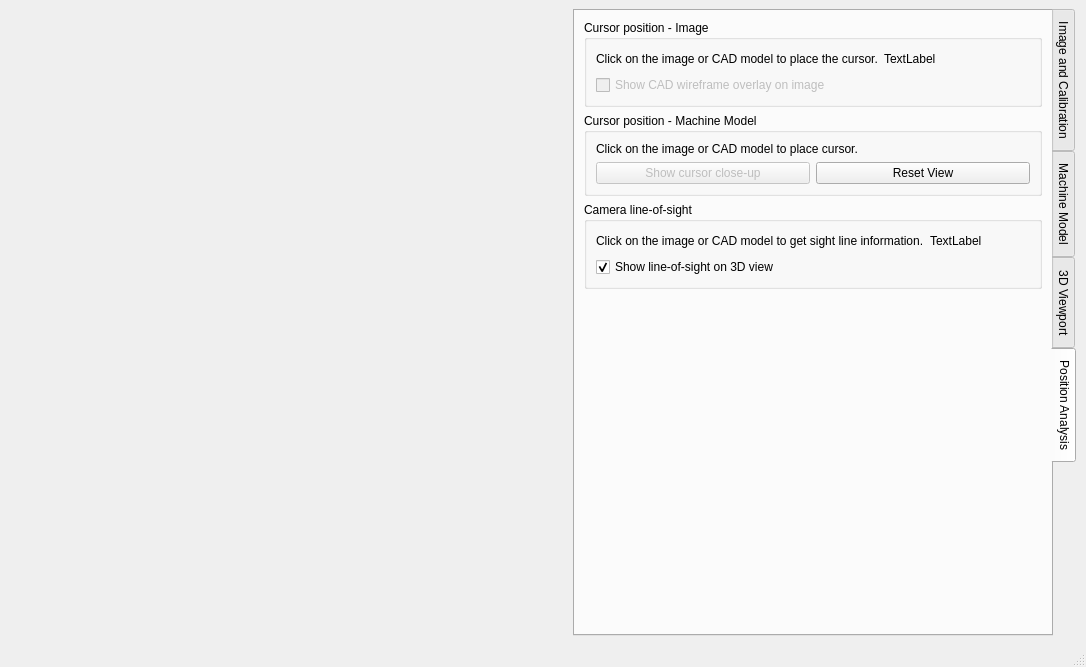
Above: calcam/gui/image_analyser.ui from euratom-software/calcam before the change. Below: the same form after it.
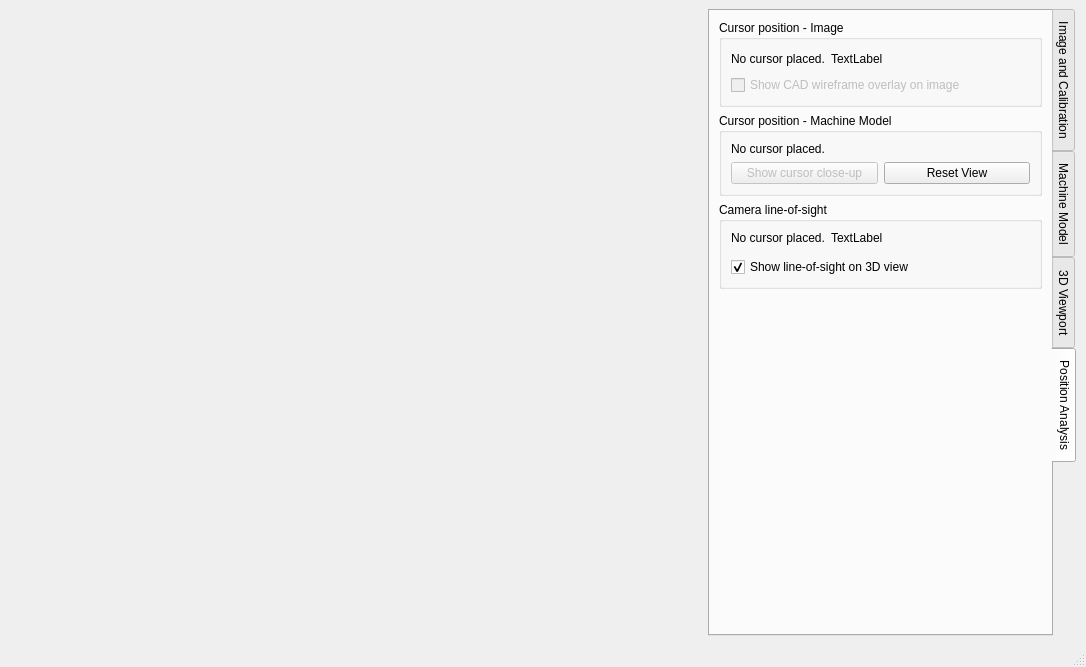
That is the form after the change. The open tabs and pages were chosen to show the change.

Commit message: Bug fixes, including issues with multiple sub-field images in image analyser.

Diff of the .ui file:
```diff
--- a/calcam/gui/image_analyser.ui
+++ b/calcam/gui/image_analyser.ui
@@ -1181,7 +1181,7 @@
               </sizepolicy>
              </property>
              <property name="text">
-              <string>Click on the image or CAD model to place the cursor.</string>
+              <string>No cursor placed.</string>
              </property>
             </widget>
            </item>
@@ -1224,14 +1224,14 @@
            <string>Camera line-of-sight</string>
           </property>
           <layout class="QGridLayout" name="gridLayout_12">
-           <item row="0" column="1">
+           <item row="0" column="1" alignment="Qt::AlignTop">
             <widget class="QLabel" name="sightline_info">
              <property name="text">
               <string>TextLabel</string>
              </property>
             </widget>
            </item>
-           <item row="0" column="0">
+           <item row="0" column="0" alignment="Qt::AlignTop">
             <widget class="QLabel" name="sightline_fieldnames">
              <property name="sizePolicy">
               <sizepolicy hsizetype="Minimum" vsizetype="Preferred">
@@ -1240,7 +1240,7 @@
               </sizepolicy>
              </property>
              <property name="text">
-              <string>Click on the image or CAD model to get sight line information.</string>
+              <string>No cursor placed.</string>
              </property>
             </widget>
            </item>
@@ -1296,7 +1296,7 @@
            <item row="0" column="0" colspan="2">
             <widget class="QLabel" name="cadpos_info">
              <property name="text">
-              <string>Click on the image or CAD model to place cursor.</string>
+              <string>No cursor placed.</string>
              </property>
             </widget>
            </item>
```
The commit also changes 6 other files.
